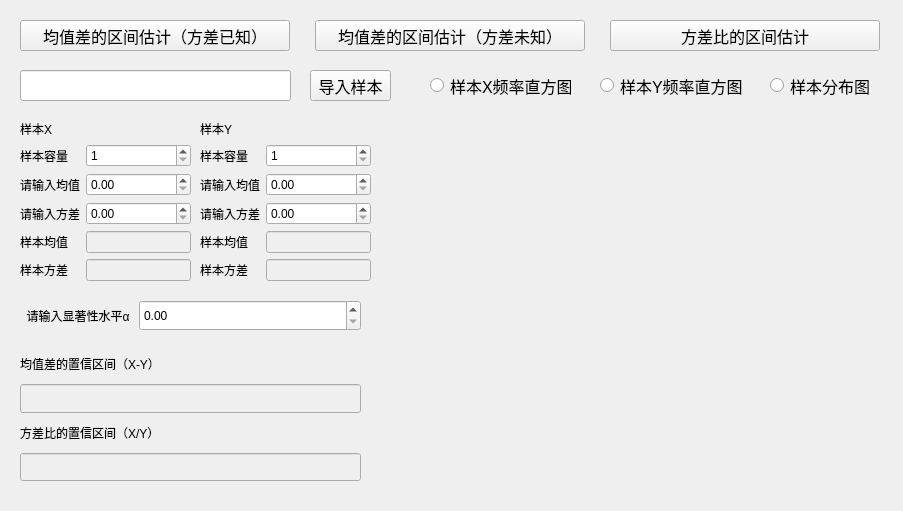
Before: the Qt Designer form files/double_confidence_interval.ui in chenxindaaa/MathematicalStatistics, drawn with Qt 5.
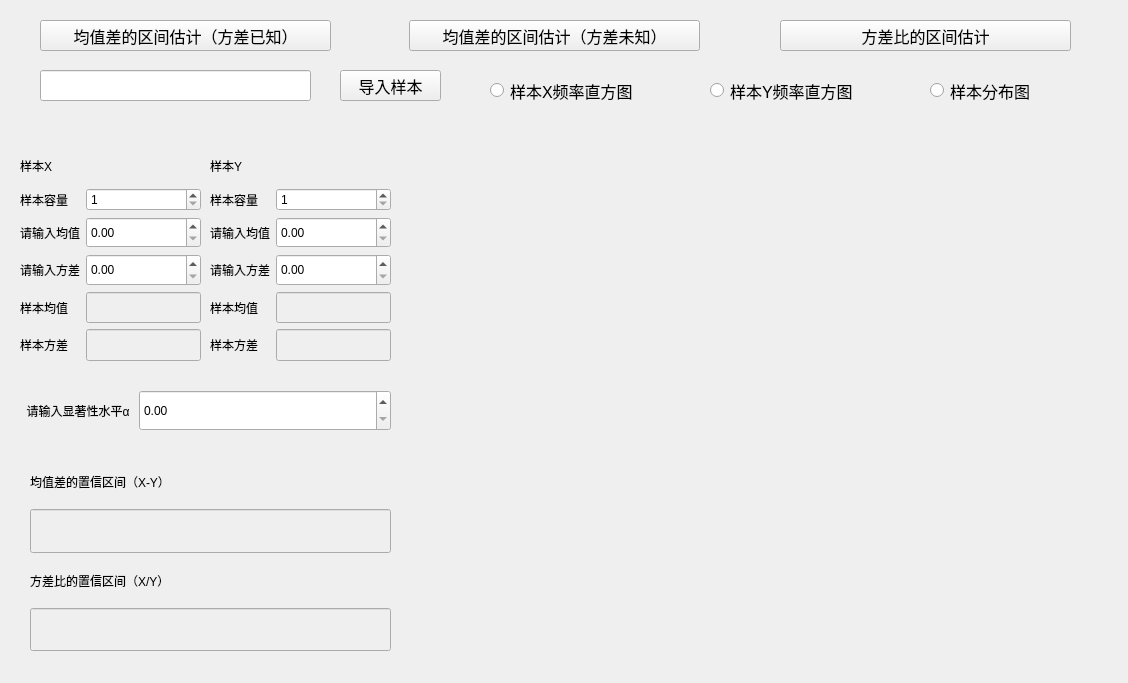
After: the same form once the commit is applied. Custom widgets are drawn as their Qt base class.

Patch:
```diff
--- a/files/double_confidence_interval.ui
+++ b/files/double_confidence_interval.ui
@@ -6,8 +6,8 @@
    <rect>
     <x>0</x>
     <y>0</y>
-    <width>903</width>
-    <height>511</height>
+    <width>1128</width>
+    <height>683</height>
    </rect>
   </property>
   <property name="sizePolicy">
@@ -22,9 +22,9 @@
   <widget class="QPushButton" name="pushButton">
    <property name="geometry">
     <rect>
-     <x>20</x>
+     <x>40</x>
      <y>20</y>
-     <width>270</width>
+     <width>291</width>
      <height>31</height>
     </rect>
    </property>
@@ -41,9 +41,9 @@
    <property name="geometry">
     <rect>
      <x>20</x>
-     <y>120</y>
-     <width>171</width>
-     <height>161</height>
+     <y>150</y>
+     <width>181</width>
+     <height>211</height>
     </rect>
    </property>
    <layout class="QGridLayout" name="gridLayout_2">
@@ -162,10 +162,10 @@
   <widget class="QWidget" name="layoutWidget">
    <property name="geometry">
     <rect>
-     <x>200</x>
-     <y>120</y>
-     <width>171</width>
-     <height>161</height>
+     <x>210</x>
+     <y>150</y>
+     <width>181</width>
+     <height>211</height>
     </rect>
    </property>
    <layout class="QGridLayout" name="gridLayout_5">
@@ -290,9 +290,9 @@
   <widget class="QPushButton" name="pushButton_2">
    <property name="geometry">
     <rect>
-     <x>315</x>
+     <x>409</x>
      <y>20</y>
-     <width>270</width>
+     <width>291</width>
      <height>31</height>
     </rect>
    </property>
@@ -308,19 +308,19 @@
   <widget class="Plot" name="widget" native="true">
    <property name="geometry">
     <rect>
-     <x>390</x>
+     <x>430</x>
      <y>130</y>
-     <width>481</width>
-     <height>351</height>
+     <width>661</width>
+     <height>521</height>
     </rect>
    </property>
   </widget>
   <widget class="QPushButton" name="pushButton_3">
    <property name="geometry">
     <rect>
-     <x>610</x>
+     <x>780</x>
      <y>20</y>
-     <width>270</width>
+     <width>291</width>
      <height>31</height>
     </rect>
    </property>
@@ -337,9 +337,9 @@
    <property name="geometry">
     <rect>
      <x>20</x>
-     <y>300</y>
-     <width>341</width>
-     <height>31</height>
+     <y>390</y>
+     <width>371</width>
+     <height>41</height>
     </rect>
    </property>
    <layout class="QHBoxLayout" name="horizontalLayout">
@@ -371,10 +371,10 @@
   <widget class="QWidget" name="layoutWidget">
    <property name="geometry">
     <rect>
-     <x>20</x>
-     <y>350</y>
-     <width>341</width>
-     <height>131</height>
+     <x>30</x>
+     <y>460</y>
+     <width>361</width>
+     <height>191</height>
     </rect>
    </property>
    <layout class="QVBoxLayout" name="verticalLayout">
@@ -441,9 +441,9 @@
   <widget class="QPushButton" name="pushButton_7">
    <property name="geometry">
     <rect>
-     <x>310</x>
+     <x>340</x>
      <y>70</y>
-     <width>81</width>
+     <width>101</width>
      <height>31</height>
     </rect>
    </property>
@@ -459,9 +459,9 @@
   <widget class="QRadioButton" name="radioButton">
    <property name="geometry">
     <rect>
-     <x>430</x>
-     <y>75</y>
-     <width>141</width>
+     <x>490</x>
+     <y>80</y>
+     <width>201</width>
      <height>21</height>
     </rect>
    </property>
@@ -477,7 +477,7 @@
   <widget class="QLineEdit" name="lineEdit">
    <property name="geometry">
     <rect>
-     <x>20</x>
+     <x>40</x>
      <y>70</y>
      <width>271</width>
      <height>31</height>
@@ -487,9 +487,9 @@
   <widget class="QRadioButton" name="radioButton_3">
    <property name="geometry">
     <rect>
-     <x>770</x>
-     <y>75</y>
-     <width>111</width>
+     <x>930</x>
+     <y>80</y>
+     <width>161</width>
      <height>21</height>
     </rect>
    </property>
@@ -505,9 +505,9 @@
   <widget class="QRadioButton" name="radioButton_5">
    <property name="geometry">
     <rect>
-     <x>600</x>
-     <y>75</y>
-     <width>151</width>
+     <x>710</x>
+     <y>80</y>
+     <width>201</width>
      <height>21</height>
     </rect>
    </property>
```
Left out of the diff: 60 changed lines with no effect on the pictures.
